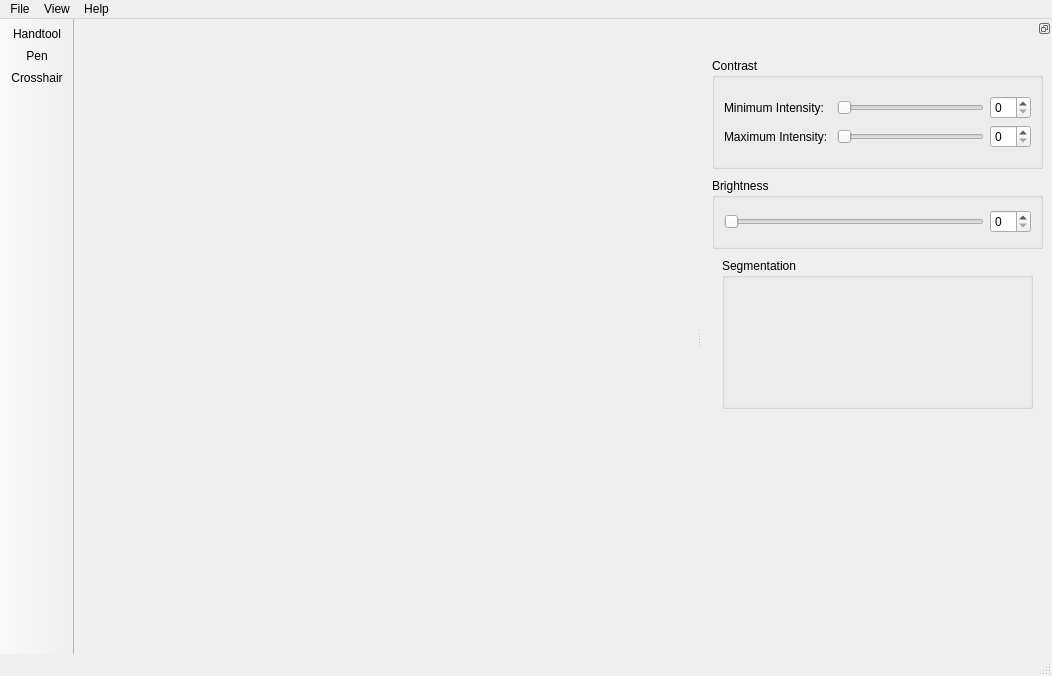
Before: the Qt Designer form src/mainwindow.ui in delcypher/simi-qt, drawn with Qt 5.
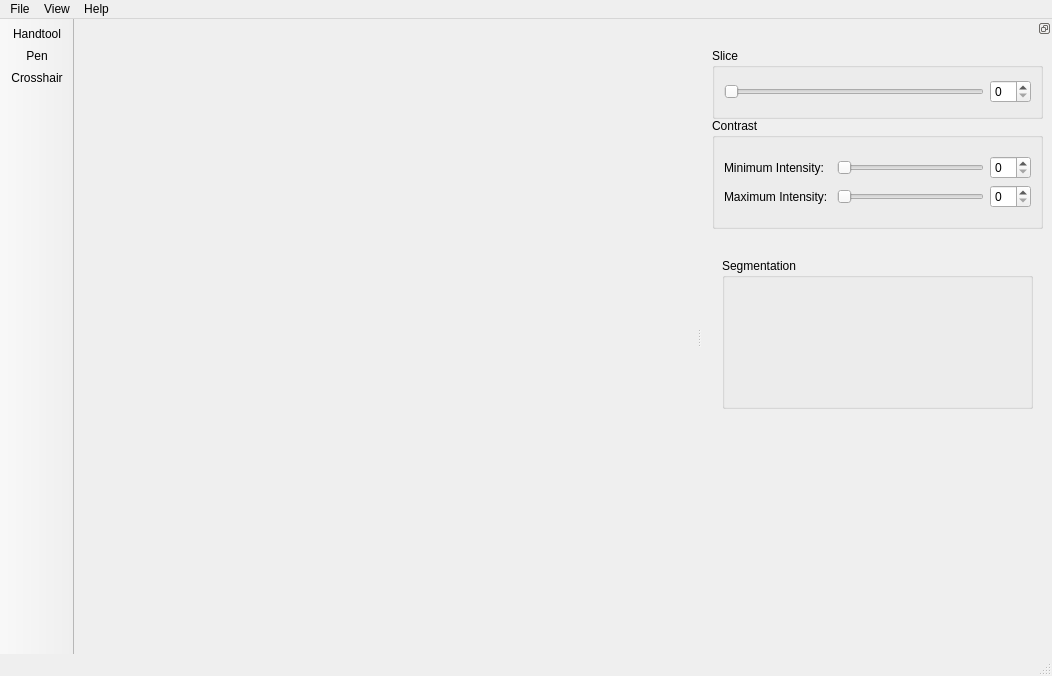
After: the same form once the commit is applied. Icons and pictures are not drawn. Custom widgets are drawn as their Qt base class.

Commit message: * Removed brightness controls and replace with slice slider at Eddie's request * A few indentation tidy ups

```diff
--- a/src/mainwindow.ui
+++ b/src/mainwindow.ui
@@ -102,7 +102,7 @@
    <property name="minimumSize">
     <size>
      <width>350</width>
-     <height>36</height>
+     <height>41</height>
     </size>
    </property>
    <property name="features">
@@ -112,11 +112,53 @@
     <number>2</number>
    </attribute>
    <widget class="QWidget" name="dockWidgetContents_4">
+    <widget class="QGroupBox" name="sliceGroupBox">
+     <property name="geometry">
+      <rect>
+       <x>10</x>
+       <y>10</y>
+       <width>331</width>
+       <height>71</height>
+      </rect>
+     </property>
+     <property name="title">
+      <string>Slice</string>
+     </property>
+     <layout class="QGridLayout" name="gridLayout_4">
+      <item row="0" column="0">
+       <layout class="QGridLayout" name="gridLayout_3">
+        <item row="0" column="0">
+         <widget class="QSlider" name="sliceSlider">
+          <property name="orientation">
+           <enum>Qt::Horizontal</enum>
+          </property>
+         </widget>
+        </item>
+        <item row="0" column="1">
+         <widget class="QSpinBox" name="sliceSpinBox"/>
+        </item>
+       </layout>
+      </item>
+     </layout>
+    </widget>
+    <widget class="QGroupBox" name="segmentationGroupBox">
+     <property name="geometry">
+      <rect>
+       <x>20</x>
+       <y>220</y>
+       <width>311</width>
+       <height>151</height>
+      </rect>
+     </property>
+     <property name="title">
+      <string>Segmentation</string>
+     </property>
+    </widget>
     <widget class="QGroupBox" name="contrastGroupBox">
      <property name="geometry">
       <rect>
        <x>10</x>
-       <y>20</y>
+       <y>80</y>
        <width>331</width>
        <height>111</height>
       </rect>
@@ -165,48 +207,6 @@
       </item>
      </layout>
     </widget>
-    <widget class="QGroupBox" name="brightnessGroupBox">
-     <property name="geometry">
-      <rect>
-       <x>10</x>
-       <y>140</y>
-       <width>331</width>
-       <height>71</height>
-      </rect>
-     </property>
-     <property name="title">
-      <string>Brightness</string>
-     </property>
-     <layout class="QGridLayout" name="gridLayout_4">
-      <item row="0" column="0">
-       <layout class="QGridLayout" name="gridLayout_3">
-        <item row="0" column="0">
-         <widget class="QSlider" name="brightnessSlider">
-          <property name="orientation">
-           <enum>Qt::Horizontal</enum>
-          </property>
-         </widget>
-        </item>
-        <item row="0" column="1">
-         <widget class="QSpinBox" name="brightnessSpinBox"/>
-        </item>
-       </layout>
-      </item>
-     </layout>
-    </widget>
-    <widget class="QGroupBox" name="segmentationGroupBox">
-     <property name="geometry">
-      <rect>
-       <x>20</x>
-       <y>220</y>
-       <width>311</width>
-       <height>151</height>
-      </rect>
-     </property>
-     <property name="title">
-      <string>Segmentation</string>
-     </property>
-    </widget>
    </widget>
   </widget>
   <action name="actionOpen_Image">
```
Left out of the diff: 10 changed lines with no effect on the pictures. The commit also changes 2 other files.
